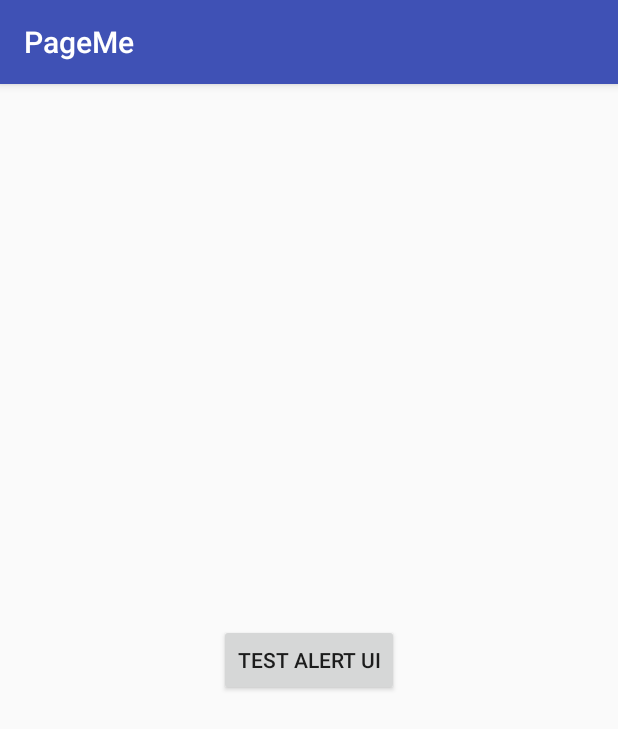
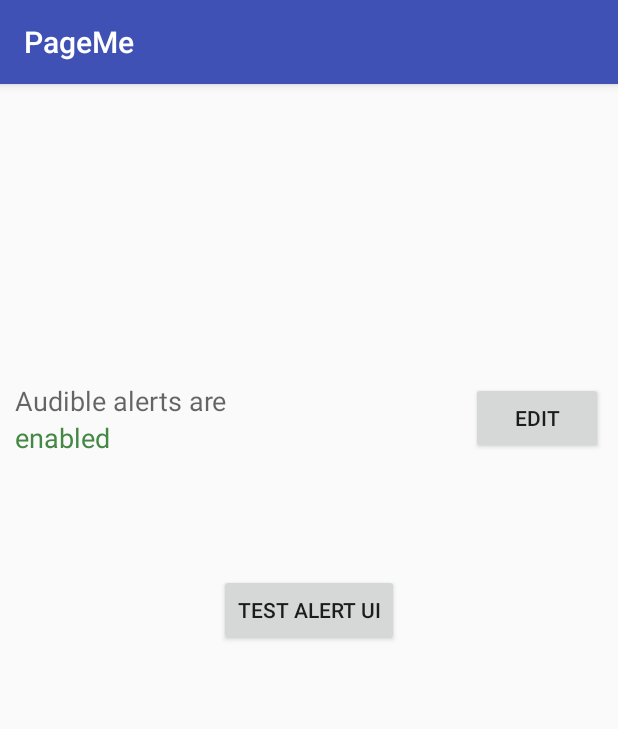
Before and after one commit to jboning/pageme, an Android app: the screen it shows after launch (MainActivity), on a phone screen of 412 x 824 dp. Shown: the top 729 px of the screen. Run offline under Robolectric (Android 15) with nearby library versions, the phone set to English and light mode, and no system bars.

Commit message:
Add an option to temporarily silence alerts (vibrate only)

```diff
--- a/app/build.gradle
+++ b/app/build.gradle
@@ -22,6 +22,7 @@ dependencies {
     implementation fileTree(dir: 'libs', include: ['*.jar'])
     implementation 'com.android.support:appcompat-v7:27.1.1'
     implementation 'com.android.support.constraint:constraint-layout:1.1.2'
+    implementation 'com.android.support:support-v4:27.1.1'
     testImplementation 'junit:junit:4.12'
     androidTestImplementation 'com.android.support.test:runner:1.0.2'
     androidTestImplementation 'com.android.support.test.espresso:espresso-core:3.0.2'
--- a/app/src/main/java/name/jboning/pageme/MainActivity.java
+++ b/app/src/main/java/name/jboning/pageme/MainActivity.java
@@ -1,32 +1,45 @@
 package name.jboning.pageme;
 
 import android.Manifest;
+import android.content.Context;
 import android.content.Intent;
+import android.content.SharedPreferences;
 import android.content.pm.PackageManager;
 import android.support.annotation.NonNull;
 import android.support.v4.app.ActivityCompat;
+import android.support.v4.app.DialogFragment;
 import android.support.v4.content.ContextCompat;
 import android.support.v7.app.AppCompatActivity;
 import android.os.Bundle;
 import android.util.Log;
 import android.view.View;
 import android.widget.Button;
-import android.widget.SeekBar;
+import android.widget.TextView;
 
 import org.json.JSONException;
 
+import java.text.DateFormat;
+import java.text.SimpleDateFormat;
+import java.util.Date;
 import java.util.Timer;
 import java.util.TimerTask;
 
-public class MainActivity extends AppCompatActivity {
+public class MainActivity extends AppCompatActivity
+        implements DurationPickerFragment.OnDurationSetListener {
+    SharedPreferences sharedPreferences;
+
+    public static final String SHARED_PREFS = "prefs";
+    public static final String PREF_SILENCE_UNTIL = "silenceUntil";
+
+    private Timer timer = new Timer();
 
     @Override
     protected void onCreate(Bundle savedInstanceState) {
         super.onCreate(savedInstanceState);
         setContentView(R.layout.activity_main);
 
-        Button b = (Button) findViewById(R.id.button);
-        b.setOnClickListener(new View.OnClickListener() {
+        Button testAlertButton = (Button) findViewById(R.id.testAlert);
+        testAlertButton.setOnClickListener(new View.OnClickListener() {
             @Override
             public void onClick(View v) {
                 final Intent i = new Intent(MainActivity.this, AlertActivity.class);
@@ -46,7 +59,70 @@ public class MainActivity extends AppCompatActivity {
             }
         });
 
+        sharedPreferences = getSharedPreferences(SHARED_PREFS, Context.MODE_PRIVATE);
+        renderAudioStatus();
+
+        Button editAudioButton = (Button) findViewById(R.id.editAudioStatus);
+        editAudioButton.setOnClickListener(new View.OnClickListener() {
+            @Override
+            public void onClick(View v) {
+                showAudioEditDialog();
+            }
+        });
+
         permissionsCheck();
+    }
+
+    private void renderAudioStatus() {
+        if (timer == null) {
+            return;
+        }
+        timer.cancel();
+        timer = new Timer();
+
+        TextView audioStatusText = (TextView) findViewById(R.id.audioStatus);
+        long silenceUntil = sharedPreferences.getLong(PREF_SILENCE_UNTIL, -1);
+        if (silenceUntil > System.currentTimeMillis()) {
+            DateFormat formatter = new SimpleDateFormat("HH:mm");
+            audioStatusText.setText("silenced until " + formatter.format(new Date(silenceUntil)));
+            audioStatusText.setTextColor(getColor(R.color.audioOff));
+            timer.schedule(new TimerTask() {
+                @Override
+                public void run() {
+                    runOnUiThread(new Runnable() {
+                        @Override
+                        public void run() {
+                            renderAudioStatus();
+                        }
+                    });
+                }
+            }, silenceUntil - System.currentTimeMillis());
+        } else {
+            audioStatusText.setText("enabled");
+            audioStatusText.setTextColor(getColor(R.color.audioOn));
+        }
+    }
+
+    private void showAudioEditDialog() {
+        DialogFragment f = new DurationPickerFragment();
+        f.show(getSupportFragmentManager(), "duration");
+    }
+
+    @Override
+    public void onDurationSet(int minutes) {
+        updateAudioSilencePref(System.currentTimeMillis() + (1000 * 60 * minutes));
+    }
+
+    @Override
+    public void onDurationCleared() {
+        updateAudioSilencePref(-1);
+    }
+
+    private void updateAudioSilencePref(long until) {
+        SharedPreferences.Editor editor = sharedPreferences.edit();
+        editor.putLong(PREF_SILENCE_UNTIL, until);
+        editor.apply();
+        renderAudioStatus();
     }
 
     private void permissionsCheck() {
@@ -65,4 +141,11 @@ public class MainActivity extends AppCompatActivity {
         super.onRequestPermissionsResult(requestCode, permissions, grantResults);
         permissionsCheck();
     }
+
+    @Override
+    protected void onDestroy() {
+        timer.cancel();
+        timer = null;
+        super.onDestroy();
+    }
 }
--- a/app/src/main/res/layout/activity_main.xml
+++ b/app/src/main/res/layout/activity_main.xml
@@ -4,17 +4,71 @@
     xmlns:tools="http://schemas.android.com/tools"
     android:layout_width="match_parent"
     android:layout_height="match_parent"
+    android:layout_margin="10dp"
     tools:context=".MainActivity">
 
-    <Button
-        android:id="@+id/button"
-        android:layout_width="wrap_content"
+
+    <LinearLayout
+        android:layout_width="match_parent"
         android:layout_height="wrap_content"
-        android:text="Test Alert UI"
+        android:orientation="vertical"
         app:layout_constraintBottom_toBottomOf="parent"
         app:layout_constraintEnd_toEndOf="parent"
         app:layout_constraintHorizontal_bias="0.5"
         app:layout_constraintStart_toStartOf="parent"
-        app:layout_constraintTop_toTopOf="parent" />
+        app:layout_constraintTop_toTopOf="parent"
+        app:layout_constraintVertical_bias="0.33">
+
+        <LinearLayout
+            android:layout_width="match_parent"
+            android:layout_height="wrap_content"
+            android:orientation="horizontal">
+
+
+            <LinearLayout
+                android:layout_width="wrap_content"
+                android:layout_height="match_parent"
+                android:orientation="vertical"
+                android:layout_weight="1">
+
+                <TextView
+                    android:layout_width="match_parent"
+                    android:layout_height="wrap_content"
+                    android:text="Audible alerts are"
+                    android:textAppearance="@android:style/TextAppearance.Material.Medium" />
+
+                <TextView
+                    android:id="@+id/audioStatus"
+                    android:layout_width="match_parent"
+                    android:layout_height="wrap_content"
+                    android:text="snoozed until 15:00"
+                    android:textAppearance="@android:style/TextAppearance.Material.Medium" />
+
+            </LinearLayout>
+
+            <Button
+                android:id="@+id/editAudioStatus"
+                android:layout_width="wrap_content"
+                android:layout_height="wrap_content"
+                android:layout_gravity="center"
+                android:text="Edit" />
+        </LinearLayout>
+
+        <Space
+            android:layout_width="match_parent"
+            android:layout_height="80dp" />
+
+        <Button
+            android:id="@+id/testAlert"
+            android:layout_gravity="center"
+            android:layout_width="wrap_content"
+            android:layout_height="wrap_content"
+            android:text="Test Alert UI"
+            app:layout_constraintBottom_toBottomOf="parent"
+            app:layout_constraintEnd_toEndOf="parent"
+            app:layout_constraintHorizontal_bias="0.5"
+            app:layout_constraintStart_toStartOf="parent"
+            app:layout_constraintTop_toTopOf="parent" />
+    </LinearLayout>
 
 </android.support.constraint.ConstraintLayout>
--- a/app/src/main/res/values/colors.xml
+++ b/app/src/main/res/values/colors.xml
@@ -3,4 +3,6 @@
     <color name="colorPrimary">#3F51B5</color>
     <color name="colorPrimaryDark">#303F9F</color>
     <color name="colorAccent">#FF4081</color>
+    <color name="audioOn">#448844</color>
+    <color name="audioOff">#884444</color>
 </resources>
--- a/app/src/main/res/values/strings.xml
+++ b/app/src/main/res/values/strings.xml
@@ -1,3 +1,6 @@
 <resources>
     <string name="app_name">PageMe</string>
+
+    <!-- TODO: Remove or change this placeholder text -->
+    <string name="hello_blank_fragment">Hello blank fragment</string>
 </resources>
```
Also changed, not shown: app/src/main/AndroidManifest.xml (+7 -4 lines), app/src/main/java/name/jboning/pageme/AnnoyerService.java (+8 -0 lines), app/src/main/java/name/jboning/pageme/DurationPickerFragment.java (added, +124 -0 lines), app/src/main/res/layout/duration_picker.xml (added, +64 -0 lines).
